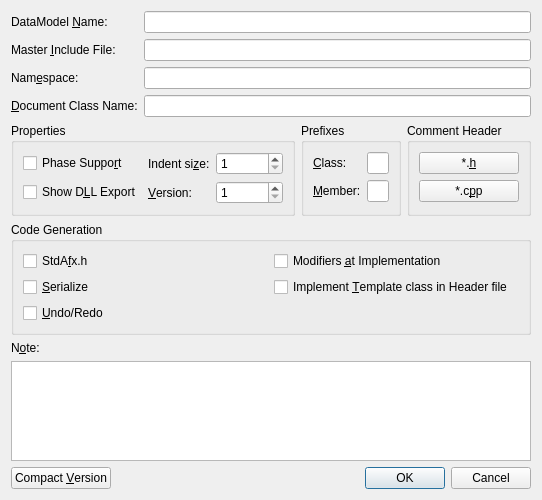
First picture: the form in src/qt/DataModelDialog.ui, repository xaljox/ClassBuilder, before the edit.
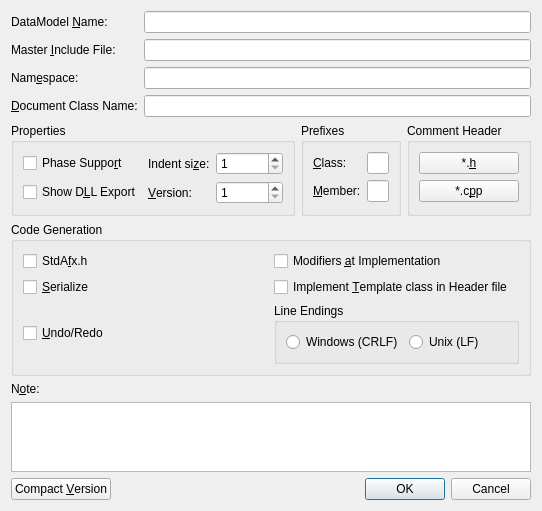
Second picture: the form after the edit.

Commit message: Per-project CRLF/LF line-ending setting for code generation

The edit to the form file:
```diff
--- a/src/qt/DataModelDialog.ui
+++ b/src/qt/DataModelDialog.ui
@@ -244,6 +244,29 @@
         </property>
        </widget>
       </item>
+      <item row="2" column="1">
+       <widget class="QGroupBox" name="groupLineEndings">
+        <property name="title">
+         <string>Line Endings</string>
+        </property>
+        <layout class="QHBoxLayout" name="lineEndingsLayout">
+         <item>
+          <widget class="QRadioButton" name="radioCrlf">
+           <property name="text">
+            <string>Windows (CRLF)</string>
+           </property>
+          </widget>
+         </item>
+         <item>
+          <widget class="QRadioButton" name="radioLf">
+           <property name="text">
+            <string>Unix (LF)</string>
+           </property>
+          </widget>
+         </item>
+        </layout>
+       </widget>
+      </item>
      </layout>
     </widget>
    </item>
```
The commit also changes 289 other files.
